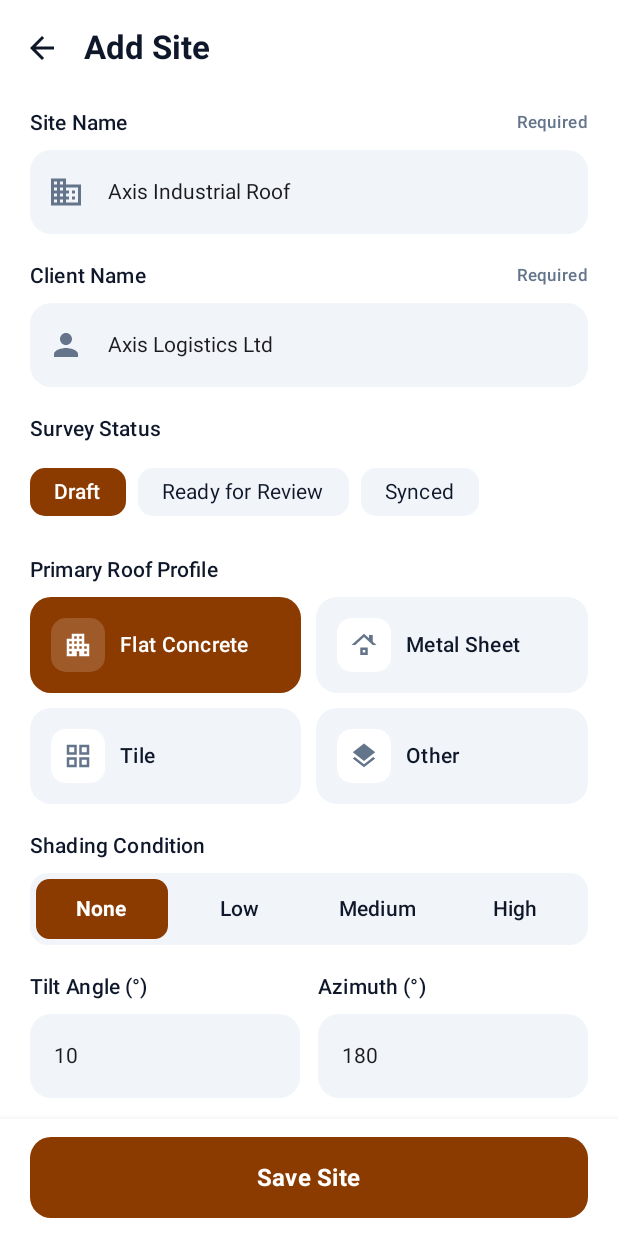
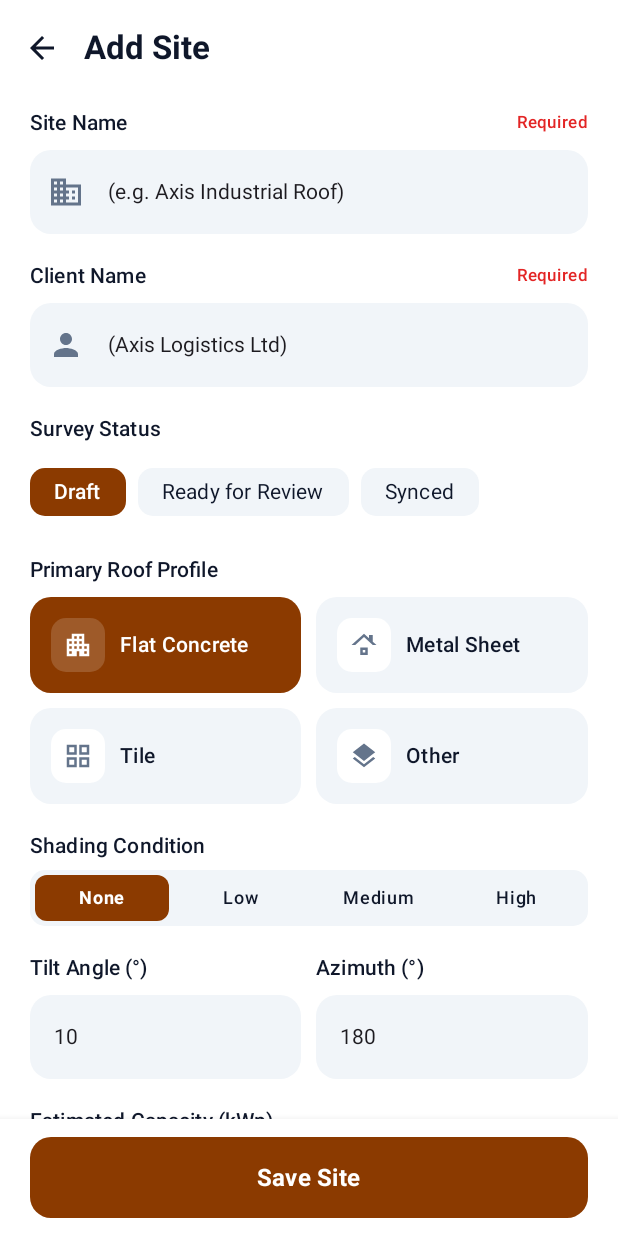
Before and after one commit to atharvaaswale/SolarSite, an Android app built with Jetpack Compose: the @Preview function SiteFormPreview, on a phone screen of 412 x 824 dp. Run offline under Robolectric (Android 15) with nearby library versions, the phone set to English and light mode, and no system bars.

Commit message:
Day 12 - on SiteFormScreen: some UI issues fixed

```diff
--- a/app/src/main/java/com/unreal/solarsite/di/AppModule.kt
+++ b/app/src/main/java/com/unreal/solarsite/di/AppModule.kt
@@ -3,12 +3,14 @@ package com.unreal.solarsite.di
 import com.unreal.solarsite.data.remote.ApiClient
 import com.unreal.solarsite.data.repository.SitesRepository
 import com.unreal.solarsite.presentation.SitesViewModel
+import com.unreal.solarsite.presentation.siteform.SiteFormViewModel
 import org.koin.core.module.dsl.singleOf
 import org.koin.core.module.dsl.viewModelOf
 import org.koin.dsl.module
 
 val appModule = module {
-    single { ApiClient.apiService } // or build Retrofit here
+    single { ApiClient.apiService }
     singleOf(::SitesRepository)
     viewModelOf(::SitesViewModel)
+    viewModelOf(::SiteFormViewModel)
 }
--- a/app/src/main/java/com/unreal/solarsite/presentation/SiteFormScreen.kt
+++ b/app/src/main/java/com/unreal/solarsite/presentation/SiteFormScreen.kt
@@ -1,5 +1,6 @@
 package com.unreal.solarsite.presentation.siteform
 
+import androidx.compose.foundation.BorderStroke
 import androidx.compose.foundation.background
 import androidx.compose.foundation.clickable
 import androidx.compose.foundation.layout.*
@@ -23,7 +24,9 @@ import androidx.compose.ui.text.input.KeyboardType
 import androidx.compose.ui.tooling.preview.Preview
 import androidx.compose.ui.unit.dp
 import androidx.lifecycle.compose.collectAsStateWithLifecycle
+import com.unreal.solarsite.ui.theme.textRed
 import org.koin.androidx.compose.koinViewModel
+import org.koin.core.parameter.parametersOf
 import java.util.Locale
 
 private val SurfaceInputBg = Color(0xFFF1F5F9)
@@ -110,7 +113,7 @@ fun SiteFormContent(
         bottomBar = {
             Surface(color = Color.White, shadowElevation = 8.dp) {
                 Button(
-                    onClick = onSaveClick,
+                    onClick = {},//onSaveClick,
                     enabled = !uiState.isSaving && !uiState.isLoading,
                     colors = ButtonDefaults.buttonColors(containerColor = ActiveRust),
                     shape = RoundedCornerShape(14.dp),
@@ -252,32 +255,32 @@ fun SiteFormContent(
                 }
             }
 
-            // 5. Shading Condition (Segmented Pill Row)
-            Column(verticalArrangement = Arrangement.spacedBy(8.dp)) {
+            // 5. Shading Condition (Compact Segmented Control)
+            Column(verticalArrangement = Arrangement.spacedBy(6.dp)) {
                 FieldLabel("Shading Condition")
                 val shadings = listOf("NONE" to "None", "LOW" to "Low", "MEDIUM" to "Medium", "HIGH" to "High")
                 Row(
                     modifier = Modifier
                         .fillMaxWidth()
-                        .clip(RoundedCornerShape(12.dp))
+                        .clip(RoundedCornerShape(10.dp))
                         .background(SurfaceInputBg)
-                        .padding(4.dp),
-                    horizontalArrangement = Arrangement.spacedBy(4.dp)
+                        .padding(3.dp),
+                    horizontalArrangement = Arrangement.spacedBy(3.dp)
                 ) {
                     shadings.forEach { (key, label) ->
                         val selected = uiState.shadingCondition == key
                         Box(
                             modifier = Modifier
                                 .weight(1f)
-                                .clip(RoundedCornerShape(9.dp))
+                                .clip(RoundedCornerShape(8.dp))
                                 .background(if (selected) ActiveRust else Color.Transparent)
                                 .clickable { onShadingChange(key) }
-                                .padding(vertical = 10.dp),
+                                .padding(vertical = 7.dp),
                             contentAlignment = Alignment.Center
                         ) {
                             Text(
                                 text = label,
-                                style = MaterialTheme.typography.labelLarge,
+                                style = MaterialTheme.typography.labelMedium,
                                 fontWeight = if (selected) FontWeight.Bold else FontWeight.Medium,
                                 color = if (selected) Color.White else TextPrimary
                             )
@@ -289,7 +292,7 @@ fun SiteFormContent(
             // 6. Tilt & Azimuth Side-by-Side
             Row(
                 modifier = Modifier.fillMaxWidth(),
-                horizontalArrangement = Arrangement.spacedBy(12.dp)
+                horizontalArrangement = Arrangement.spacedBy(10.dp)
             ) {
                 SoftTextField(
                     label = "Tilt Angle (°)",
@@ -320,11 +323,15 @@ fun SiteFormContent(
 
             // 8. Roof Polygon & Calculated Area Trigger Card (Read-only)
             Column(verticalArrangement = Arrangement.spacedBy(8.dp)) {
+                val area = uiState.calculatedAreaSqm
+                val isMapped = area != null && area > 0.0
+
                 FieldLabel("Roof Boundary & Usable Area")
                 Surface(
                     onClick = onOpenBoundaryMap,
-                    color = SurfaceInputBg,
-                    shape = RoundedCornerShape(14.dp),
+                    color = if (isMapped) ActiveRust.copy(alpha = 0.08f) else SurfaceInputBg,
+                    border = if (isMapped) BorderStroke(1.dp, ActiveRust.copy(alpha = 0.35f)) else null,
+                    shape = RoundedCornerShape(12.dp),
                     modifier = Modifier.fillMaxWidth()
                 ) {
                     Row(
@@ -411,7 +418,8 @@ private fun FieldLabel(text: String, required: Boolean = false) {
             Text(
                 text = "Required",
                 style = MaterialTheme.typography.labelSmall,
-                color = TextSecondary
+                color = textRed//TextSecondary
+
             )
         }
     }
@@ -504,8 +512,8 @@ private fun RoofProfileCard(
 private fun SiteFormPreview() {
     SiteFormContent(
         uiState = SiteFormUiState(
-            name = "Axis Industrial Roof",
-            clientName = "Axis Logistics Ltd",
+            name = "(e.g. Axis Industrial Roof)",
+            clientName = "(Axis Logistics Ltd)",
             calculatedAreaSqm = 420.5,
             polygonPointCount = 4
         ),
--- a/app/src/main/java/com/unreal/solarsite/ui/theme/Color.kt
+++ b/app/src/main/java/com/unreal/solarsite/ui/theme/Color.kt
@@ -29,3 +29,5 @@ val OrangeText = Color(0xFF763300)
 
 
 val DarkBlueText = Color(0xFF0B1C30)
+
+val textRed = Color(0xFFE32525)
```
Also changed, not shown: app/src/main/java/com/unreal/solarsite/MainActivity.kt (+36 -3 lines).
